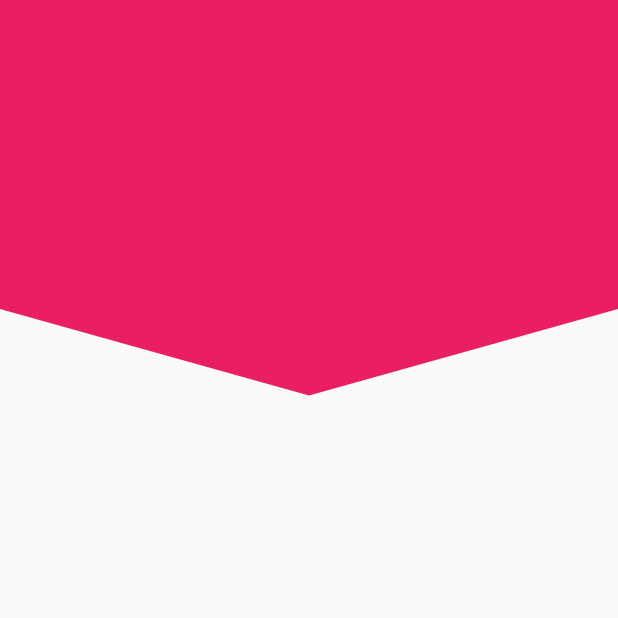
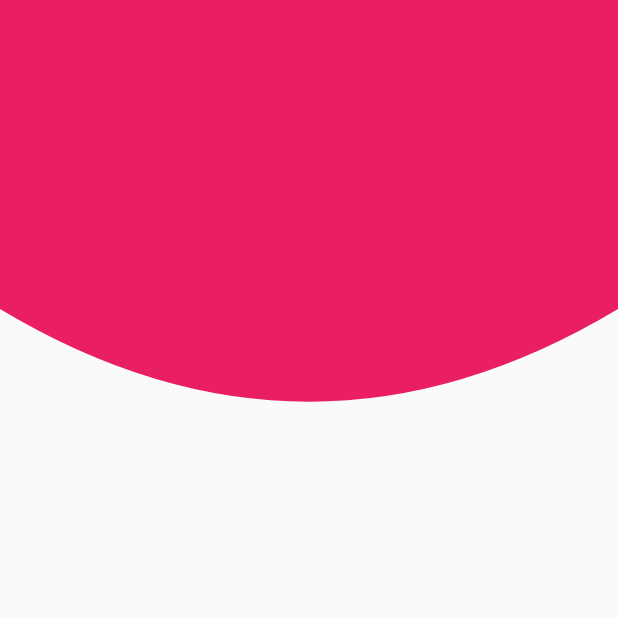
Before and after one commit to AleXx815/designs_and_animations_app, a Flutter app: the screen it shows after launch, on a phone screen of 412 x 824 dp, the top half of it. Run offline on Flutter 3.47's test engine with Material 2 defaults, Android fonts, the light colour scheme and no system bars.

Commit message:
circular header

```diff
--- a/lib/src/pages/headers_page.dart
+++ b/lib/src/pages/headers_page.dart
@@ -7,7 +7,7 @@
   @override
   Widget build(BuildContext context) {
     return const Scaffold(
-      body: HeaderPico(),
+      body: CircularHeader(),
     );
   }
 }
--- a/lib/src/widgets/headers_widget.dart
+++ b/lib/src/widgets/headers_widget.dart
@@ -153,3 +153,46 @@
   @override
   bool shouldRepaint(_HeaderPicoPainter oldDelegate) => true;
 }
+
+class CircularHeader extends StatelessWidget {
+  const CircularHeader({super.key});
+
+  @override
+  Widget build(BuildContext context) {
+    return SizedBox(
+      height: double.infinity,
+      width: double.infinity,
+      child: CustomPaint(
+        painter: _CircularHeaderPainter(),
+      ),
+    );
+  }
+}
+
+class _CircularHeaderPainter extends CustomPainter {
+  @override
+  void paint(Canvas canvas, Size size) {
+    final paint = Paint();
+
+    // properties
+    paint.color = Colors.pink;
+    paint.style = PaintingStyle.fill;
+    paint.strokeWidth = 3.0;
+
+    final path = Path();
+
+    // draw with path and paint
+
+    path.lineTo(0, size.height * 0.25);
+    path.quadraticBezierTo(
+        size.width * 0.5, size.height * 0.4, size.width, size.height * 0.25);
+    path.lineTo(size.width, 0);
+
+    // path.lineTo(size.width, size.height * 0.25);
+
+    canvas.drawPath(path, paint);
+  }
+
+  @override
+  bool shouldRepaint(_CircularHeaderPainter oldDelegate) => true;
+}
```
